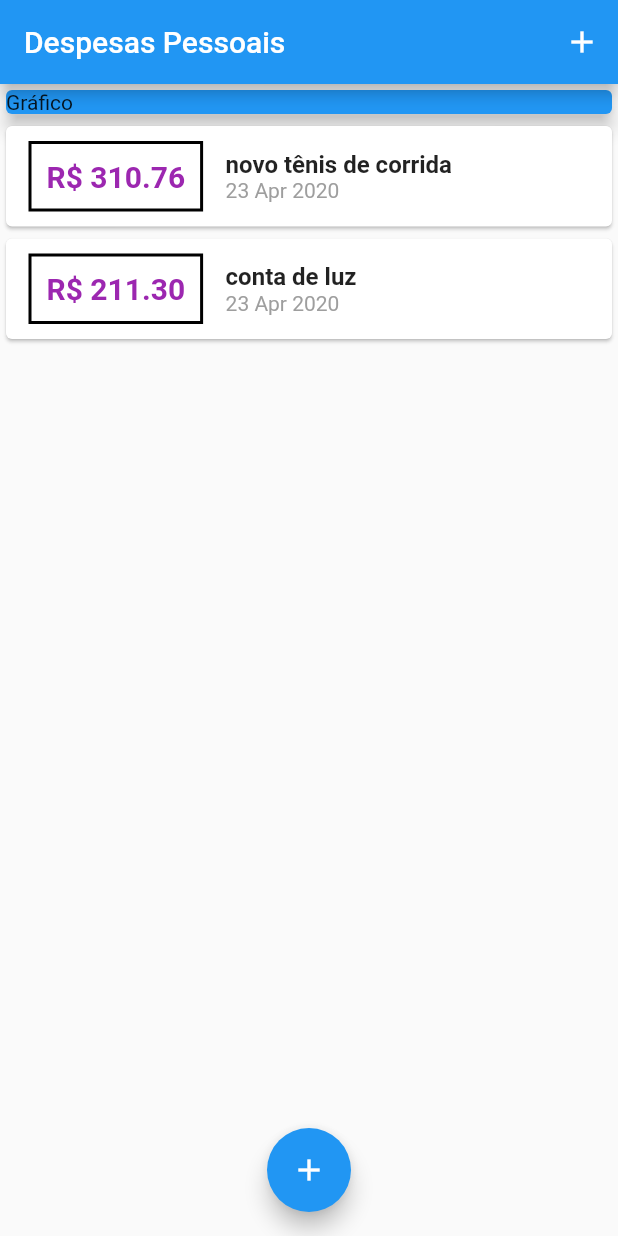
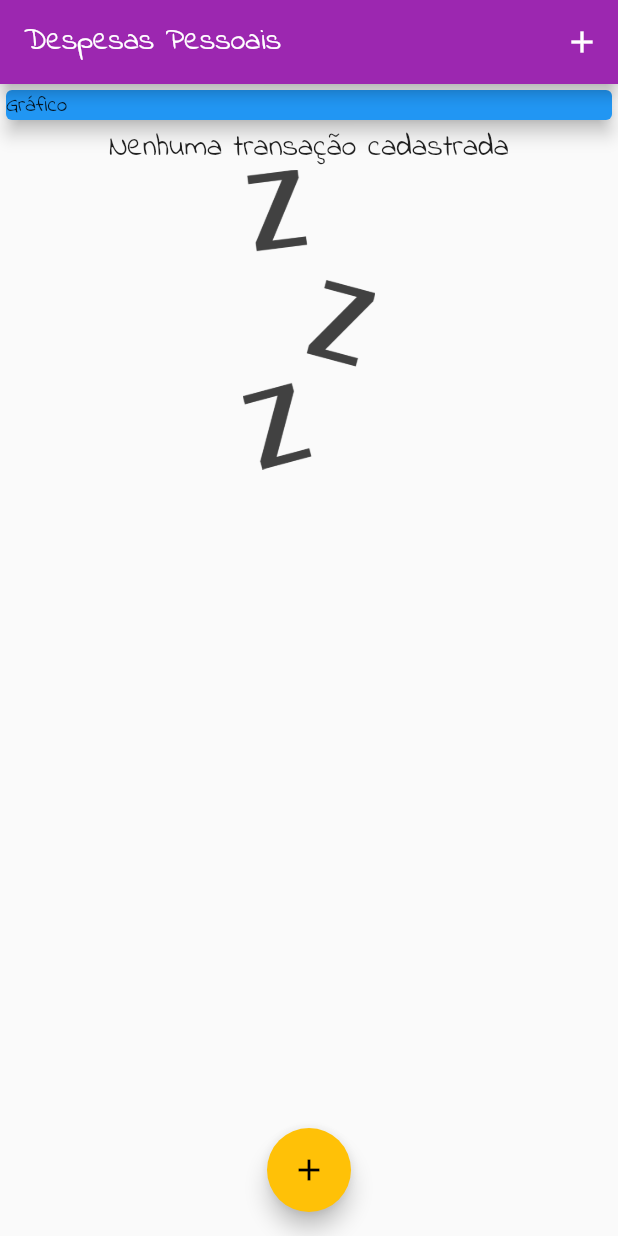
Before and after one commit to alexmaruyama/expenses, a Flutter app: the screen it shows after launch, on a phone screen of 412 x 824 dp. Run offline on Flutter 3.47's test engine with Material 2 defaults, Android fonts, the phone set to English and light mode, and no system bars.

Commit message:
resolvendo problema de não adicionar os dados introduzidos no formulário

```diff
--- a/lib/components/transaction_list.dart
+++ b/lib/components/transaction_list.dart
@@ -11,7 +11,23 @@ class TransactionList extends StatelessWidget {
   Widget build(BuildContext context) {
     return Container(
       height: 300,
-      child: ListView.builder(
+      child: transactions.isEmpty
+          ? Column(
+              children: <Widget>[
+                Text(
+                  'Nenhuma transação cadastrada',
+                  style: Theme.of(context).textTheme.title,
+                ),
+                Container(
+                  height: 200,
+                  child: Image.asset(
+                    'assets/images/waiting.png',
+                    fit: BoxFit.cover,
+                  ),
+                ),
+              ],
+            )
+          : ListView.builder(
               itemCount: transactions.length,
               itemBuilder: (ctx, index) {
                 final tr = transactions[index];
--- a/lib/main.dart
+++ b/lib/main.dart
@@ -11,6 +11,11 @@ class ExpensesApp extends StatelessWidget {
   Widget build(BuildContext context) {
     return MaterialApp(
       home: MyHomePage(),
+      theme: ThemeData(
+        primarySwatch: Colors.purple,
+        accentColor: Colors.amber,
+        fontFamily: 'IndieFlower',
+      ),
     );
   }
 }
@@ -21,39 +26,44 @@ class MyHomePage extends StatefulWidget {
 }
 
 class _MyHomePageState extends State<MyHomePage> {
-  final _transactions = [
-    Transaction(
-      id: 't1',
-      title: 'novo tênis de corrida',
-      value: 310.76,
-      date: DateTime.now(),
-    ),
-    Transaction(
-      id: 't2',
-      title: 'conta de luz',
-      value: 211.30,
-      date: DateTime.now(),
-    )
+  final List<Transaction> _transactions = [
+    // Transaction(
+    //   id: 't1',
+    //   title: 'novo tênis de corrida',
+    //   value: 310.76,
+    //   date: DateTime.now(),
+    // ),
+    // Transaction(
+    //   id: 't2',
+    //   title: 'conta de luz',
+    //   value: 211.30,
+    //   date: DateTime.now(),
+    // )
   ];
 
   _addTransaction(String title, double value) {
     final newTransaction = Transaction(
-        id: Random().nextDouble().toString(),
-        title: title,
-        value: value,
-        date: DateTime.now());
+      id: Random().nextDouble().toString(),
+      title: title,
+      value: value,
+      date: DateTime.now(),
+    );
+
+
+
+    Navigator.of(context).pop();
+  }
+
     setState(() {
       _transactions.add(newTransaction);
     });
-  }
 
   _openTransactionFormModal(BuildContext context) {
     showModalBottomSheet(
-      context: context,
-      builder: (_) {
-        return TransactionForm(null);
-      },
-    );
+        context: context,
+        builder: (context) {
+          return TransactionForm(_addTransaction);
+        });
   }
 
   @override
```
Also changed, not shown: lib/components/transaction_form.dart (+10 -5 lines), pubspec.yaml (+7 -14 lines), assets/fonts/IndieFlower-Regular.ttf (added), assets/images/waiting.png (added). Lines whose indentation alone changed are shown as unchanged.
